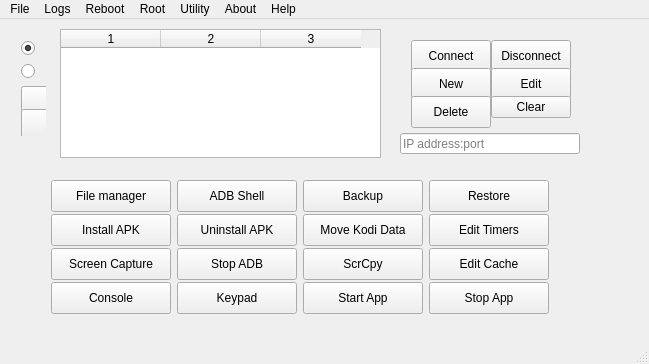
Before: the Qt Designer form mainwindow.ui in Eliminater74/adblink, drawn with Qt 5.
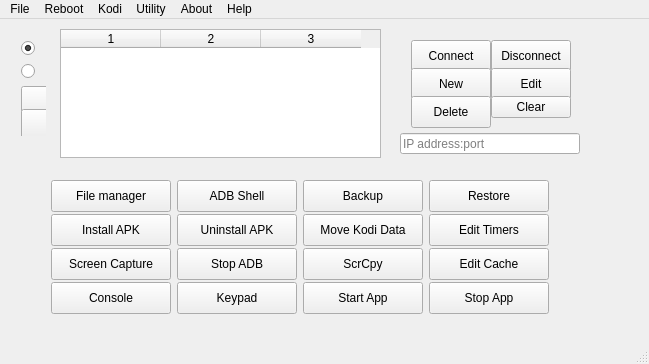
After: the same form once the commit is applied.

Commit message: kodi items moved to submenu which can be hidden/unhidden

```diff
--- a/mainwindow.ui
+++ b/mainwindow.ui
@@ -1109,13 +1109,6 @@
     </property>
     <addaction name="actionHelp"/>
    </widget>
-   <widget class="QMenu" name="menuLogs">
-    <property name="title">
-     <string>Logs</string>
-    </property>
-    <addaction name="actionView_adbLink_Log"/>
-    <addaction name="actionView_Kodi_Log"/>
-   </widget>
    <widget class="QMenu" name="menuReboot">
     <property name="title">
      <string>Reboot</string>
@@ -1124,13 +1117,6 @@
     <addaction name="actionRecovery"/>
     <addaction name="actionReboot_bootloader"/>
    </widget>
-   <widget class="QMenu" name="menuRoot">
-    <property name="title">
-     <string>Root</string>
-    </property>
-    <addaction name="actionMount_system_RO"/>
-    <addaction name="actionMount_system_RW"/>
-   </widget>
    <widget class="QMenu" name="menuUtility">
     <property name="title">
      <string>Utility</string>
@@ -1151,12 +1137,20 @@
     <addaction name="actionSplash_Screen"/>
     <addaction name="actionPush_remote"/>
     <addaction name="actionTest_adb_connection"/>
+   </widget>
+   <widget class="QMenu" name="menuKodi">
+    <property name="title">
+     <string>Kodi</string>
+    </property>
+    <addaction name="actionEdit_XML"/>
+    <addaction name="actionDownload_Kodi"/>
+    <addaction name="actionPush_remote"/>
+    <addaction name="actionView_Kodi_Log"/>
     <addaction name="actiondelthumb"/>
    </widget>
    <addaction name="menuFile"/>
-   <addaction name="menuLogs"/>
    <addaction name="menuReboot"/>
-   <addaction name="menuRoot"/>
+   <addaction name="menuKodi"/>
    <addaction name="menuUtility"/>
    <addaction name="menuAbout"/>
    <addaction name="menuHelp"/>
```
Left out of the diff: 9 changed lines with no effect on the pictures. The commit also changes 1 other file.
